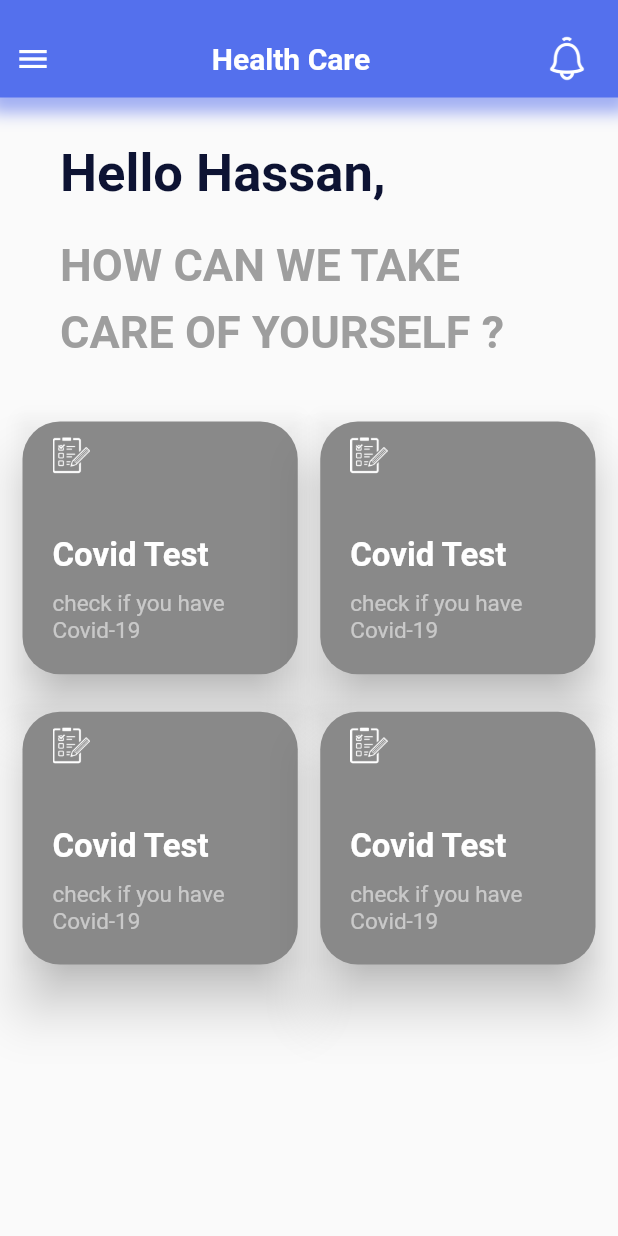
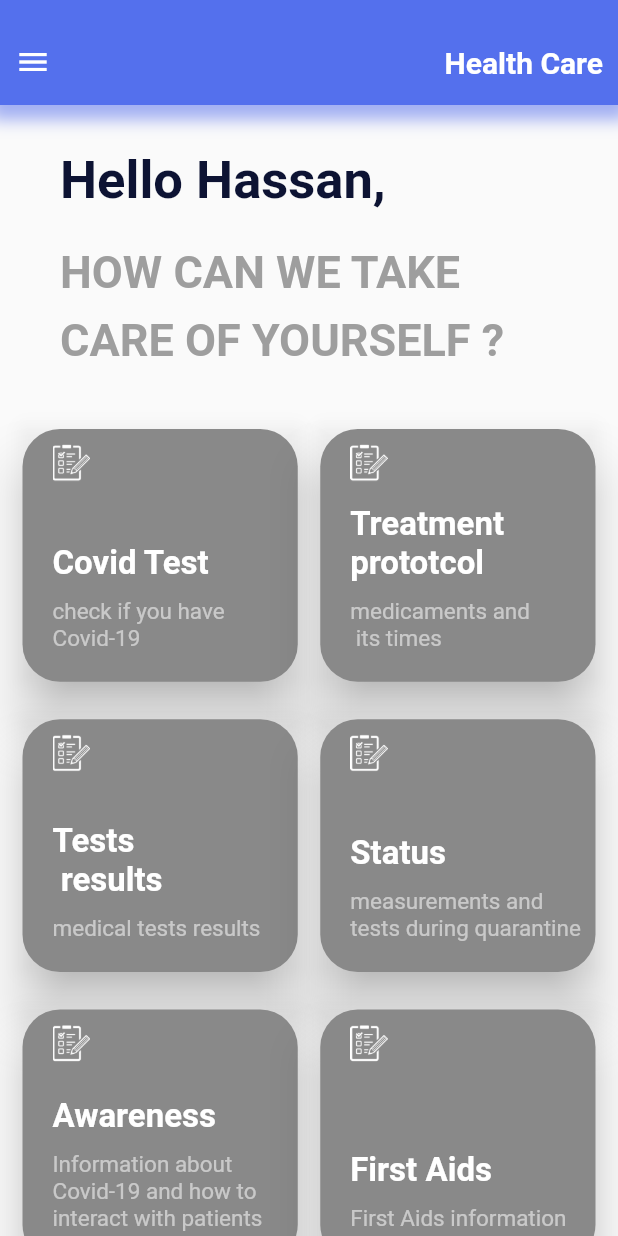
Before and after one commit to hassan-ms/graduation-project, a Flutter app: the screen it shows after launch, on a phone screen of 412 x 824 dp. Run offline on Flutter 3.47's test engine with Material 2 defaults, Android fonts, the phone set to English and light mode, and no system bars; our stand-ins replace charts_flutter, cloud_firestore, firebase_core, flutter_local_notifications, flutter_svg, geolocator; missing offline and left inert: flutter_statusbarcolor; accounts and stored records are empty.

Commit message:
awareness

```diff
--- a/lib/main.dart
+++ b/lib/main.dart
@@ -1,7 +1,13 @@
+import 'package:GradProject/providers/AwarnessProvider.dart';
 import 'package:GradProject/providers/CovidTest.dart';
 import 'package:GradProject/providers/hospitals.dart';
+import 'package:GradProject/providers/medicamentsController.dart';
 import 'package:GradProject/screens/ContactDoctorScreen.dart';
+import 'package:GradProject/screens/Developer.dart';
+import 'package:GradProject/screens/MedicamentsScreen.dart';
 import 'package:GradProject/screens/ResultScreen.dart';
+import 'package:GradProject/screens/awarnessScreen.dart';
+import 'package:firebase_core/firebase_core.dart';
 import 'package:flutter/material.dart';
 import 'package:provider/provider.dart';
 import './screens/HomeScreen2.dart';
@@ -18,6 +24,7 @@ class MyApp extends StatelessWidget {
   // This widget is the root of your application.
   @override
   Widget build(BuildContext context) {
+    Firebase.initializeApp();
     FlutterStatusbarcolor.setStatusBarColor(primaryColor);
     return MultiProvider(
       providers: [
@@ -26,6 +33,12 @@ class MyApp extends StatelessWidget {
         ),
         ChangeNotifierProvider.value(
           value: Hospitals(),
+        ),
+        ChangeNotifierProvider.value(
+          value: MedicamentsController(),
+        ),
+        ChangeNotifierProvider.value(
+          value: AwarenessProvider(),
         ),
       ],
       child: MaterialApp(
@@ -41,7 +54,10 @@ class MyApp extends StatelessWidget {
           'covid-test-screen': (ctx) => CovidTestScreen(),
           'get-hospital-screen': (ctx) => GetHospitalScreen(),
           'test-result-screen': (ctx) => TestResultScreen(),
-          'contact-doctor-screen': (ctx) => ContactDoctorScreen()
+          'contact-doctor-screen': (ctx) => ContactDoctorScreen(),
+          'medicaments-screen': (ctx) => MedicamentsScreens(),
+          'awareness-screen': (ctx) => AwarenessScreen(),
+          'developer': (ctx) => Developer(),
         },
       ),
     );
--- /dev/null
+++ b/lib/providers/AwarnessProvider.dart
@@ -0,0 +1,26 @@
+import 'package:cloud_firestore/cloud_firestore.dart';
+import 'package:flutter/foundation.dart';
+
+class Awareness {
+  final title;
+  final List data;
+  Awareness(this.title, this.data);
+}
+
+class AwarenessProvider with ChangeNotifier {
+  List<Awareness> _awarenesses = [];
+  List<Awareness> get awarenesses {
+    return _awarenesses;
+  }
+
+  Future<void> fetchAwarnesses() async {
+    List<Awareness> awares = [];
+    final res = await FirebaseFirestore.instance.collection('awareness').get();
+    res.docs.forEach((element) {
+      awares.add(Awareness(element['title'], element['des']));
+      print('title    ' + element['des'][0]);
+    });
+    _awarenesses = awares;
+    notifyListeners();
+  }
+}
--- /dev/null
+++ b/lib/providers/medicamentsController.dart
@@ -0,0 +1,43 @@
+import 'package:flutter/foundation.dart';
+import 'package:cloud_firestore/cloud_firestore.dart';
+
+class Medicament {
+  final String name;
+  final String note;
+  final int numberOfTimes;
+  final String period;
+
+  Medicament(
+      {@required this.name,
+      @required this.note,
+      @required this.numberOfTimes,
+      @required this.period});
+}
+
+class MedicamentsController with ChangeNotifier {
+  List<Medicament> _medicaments = [];
+
+  List<Medicament> get medicaments {
+    return _medicaments;
+  }
+
+  Future<void> fetchMedicaments() async {
+    final result = await FirebaseFirestore.instance
+        .collection('Prescriptions')
+        .doc('4CaJ8qnZ0KdUyXPlwf7w5S6bOyY2')
+        .get();
+    if (result == null) {
+      return;
+    }
+
+    result.data()['medicines'].forEach((key, value) {
+      print(value['note']);
+      _medicaments.add(Medicament(
+          name: key,
+          note: value['note'],
+          numberOfTimes: value['times'],
+          period: value['period']));
+    });
+    notifyListeners();
+  }
+}
--- a/lib/screens/HomeScreen.dart
+++ b/lib/screens/HomeScreen.dart
@@ -2,7 +2,7 @@ import 'package:http/http.dart' as http;
 import 'dart:convert';
 import 'package:flutter/material.dart';
 import 'package:flutter_svg/flutter_svg.dart';
-import '../widgets/TheAppBar.dart';
+import '../trash/TheAppBar.dart';
 import '../constants.dart';
 import '../widgets/HomeItem.dart';
 
--- a/lib/screens/HomeScreen2.dart
+++ b/lib/screens/HomeScreen2.dart
@@ -1,5 +1,6 @@
+import 'package:GradProject/providers/AwarnessProvider.dart';
 import 'package:flutter/material.dart';
-
+import 'package:provider/provider.dart';
 import '../constants.dart';
 import '../widgets/MyAppBar.dart';
 import '../widgets/HomeItem2.dart';
@@ -59,38 +60,81 @@ class HomeScreen2 extends StatelessWidget {
                     },
                   ),
                   InkWell(
-                    onTap: () {},
+                    onTap: () {
+                      Navigator.of(context).pushNamed('medicaments-screen');
+                    },
                     child: HomeItem2(
                       icon: Icon(
                         Icons.local_hospital,
                         color: Colors.white,
                       ),
-                      head: 'Covid Test',
-                      trail: 'check if you have Covid-19',
+                      head: 'Treatment prototcol',
+                      trail: 'medicaments and \n its times',
                       color: greyColor,
                     ),
                   ),
-                  HomeItem2(
+                  InkWell(
+                    onTap: () {
+                      Navigator.of(context).pushNamed('developer');
+                    },
+                    child: HomeItem2(
                       icon: Icon(
                         Icons.local_hospital,
                         color: Colors.white,
                       ),
-                    head: 'Covid Test',
-                    trail: 'check if you have Covid-19',
+                      head: 'Tests\n results',
+                      trail: 'medical tests results',
                       color: greyColor,
                     ),
-                  HomeItem2(
+                  ),
+                  InkWell(
+                    onTap: () {
+                      Navigator.of(context).pushNamed('get-hospital-screen');
+                    },
+                    child: HomeItem2(
                       icon: Icon(
                         Icons.local_hospital,
                         color: Colors.white,
                       ),
-                    head: 'Covid Test',
-                    trail: 'check if you have Covid-19',
+                      head: 'Status',
+                      trail: 'measurements and tests during quarantine',
                       color: greyColor,
+                    ),
+                  ),
+                  InkWell(
+                    onTap: () {
+                      Navigator.of(context).pushNamed('awareness-screen');
+                    },
+                    child: HomeItem2(
+                      icon: Icon(
+                        Icons.local_hospital,
+                        color: Colors.white,
+                      ),
+                      head: 'Awareness',
+                      trail:
+                          'Information about Covid-19 and how to interact with patients',
+                      color: greyColor,
+                    ),
+                  ),
+                  InkWell(
+                    onTap: () async {
+                      await Provider.of<AwarenessProvider>(context,
+                              listen: false)
+                          .fetchAwarnesses();
+                    },
+                    child: HomeItem2(
+                      icon: Icon(
+                        Icons.local_hospital,
+                        color: Colors.white,
+                      ),
+                      head: 'First Aids',
+                      trail: 'First Aids information',
+                      color: greyColor,
+                    ),
                   ),
                 ],
               ),
-            )
+            ),
           ],
         ),
         // bottomNavigationBar: Row(),
--- a/lib/widgets/MyAppBar.dart
+++ b/lib/widgets/MyAppBar.dart
@@ -1,14 +1,19 @@
+import 'package:cloud_firestore/cloud_firestore.dart';
+import 'package:firebase_core/firebase_core.dart';
 import 'package:flutter/material.dart';
 import '../constants.dart';
 
 class MyAppBar extends StatelessWidget {
-  const MyAppBar({
+  final db = FirebaseFirestore.instance;
+  MyAppBar({
     Key key,
   }) : super(key: key);
 
   @override
   Widget build(BuildContext context) {
+    Firebase.initializeApp();
     return Container(
+      height: 70,
       decoration: BoxDecoration(
         color: primaryColor,
         boxShadow: [
@@ -33,12 +38,56 @@ class MyAppBar extends StatelessWidget {
             'Health Care',
             style: kHeadingextStyle.copyWith(color: Colors.white, fontSize: 20),
           ),
-          IconButton(
-              icon: Image.asset(
-                'assets/images/125745-200.png',
-                color: Colors.white,
-              ),
-              onPressed: () {}),
+          // StreamBuilder(
+          //     stream: db
+          //         .collection('notifications')
+          //         .doc('4CaJ8qnZ0KdUyXPlwf7w5S6bOyY2')
+          //         .snapshots(),
+          //     builder: (context, snapshot) {
+          //       DocumentSnapshot ss = snapshot.data;
+          //       if (ss.data().isEmpty) {
+          //         return Icon(
+          //           Icons.notifications_none_outlined,
+          //           size: 35,
+          //           color: Colors.white,
+          //         );
+          //       }
+          //       return PopupMenuButton(
+          //         child: Stack(
+          //           children: [
+          //             Icon(
+          //               Icons.notifications_none_outlined,
+          //               size: 35,
+          //               color: Colors.white,
+          //             ),
+          //             Container(
+          //               decoration: BoxDecoration(
+          //                   color: Colors.grey,
+          //                   borderRadius: BorderRadius.circular(6)),
+          //               // margin: EdgeInsets.only(top: 5, left: 10),
+          //               child: Text(ss.data().length.toString(),
+          //                   style: TextStyle(color: primaryColor, fontSize: 20),
+          //                   textAlign: TextAlign.start),
+          //             ),
+          //           ],
+          //         ),
+          //         itemBuilder: (_) => ss.data().entries.map((ent) {
+          //           return PopupMenuItem(
+          //             child: Text(ent.value),
+          //             value: ent.key,
+          //           );
+          //         }).toList(),
+          //         onSelected: (value) async {
+          //           // Navigator.of(context).pushNamed(value);
+          //           // DocumentSnapshot snapsht;
+          //           db
+          //               .collection('notifications')
+          //               .doc('4CaJ8qnZ0KdUyXPlwf7w5S6bOyY2')
+          //               .update({value: FieldValue.delete()});
+          //           Navigator.of(context).pushNamed(value);
+          //         },
+          //       );
+          //     }),
         ],
       ),
     );
--- a/pubspec.yaml
+++ b/pubspec.yaml
@@ -37,6 +37,7 @@ dependencies:
   firebase_core: ^0.7.0
   cloud_firestore: ^0.16.0
   geolocator: ^5.1.3
+  flutter_local_notifications:
 
 dev_dependencies:
   flutter_test:
```
Also changed, not shown: lib/providers/notificationsController.dart (added, +17 -0 lines), lib/screens/Developer.dart (added, +44 -0 lines), lib/screens/MedicamentsScreen.dart (added, +55 -0 lines), lib/screens/awarnessScreen.dart (added, +110 -0 lines), lib/widgets/medicamentItem.dart (added, +91 -0 lines), assets/icons/42466.png (added), assets/images/chat-outline.png (added), lib/trash/TheAppBar.dart (renamed from lib/widgets/TheAppBar.dart), pubspec.lock. Lines whose indentation alone changed are shown as unchanged.
